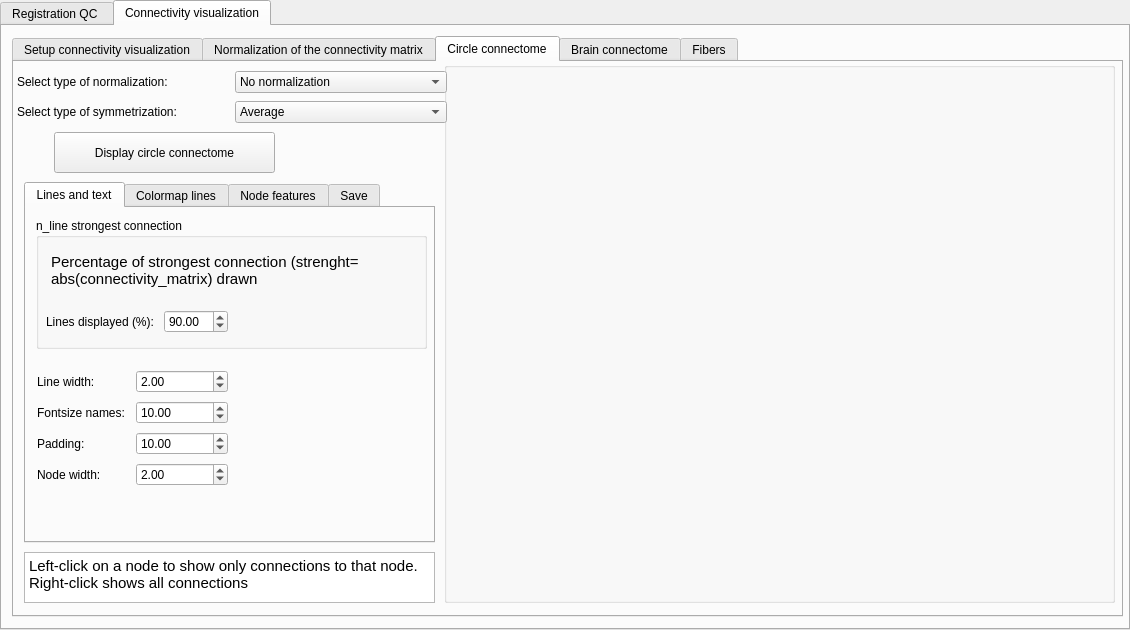
This is CONTINUITY_QC/interface_visualization.ui in elodiepiot/CONTINUITY_all as Qt 5 draws it before an edit. The edited form follows.
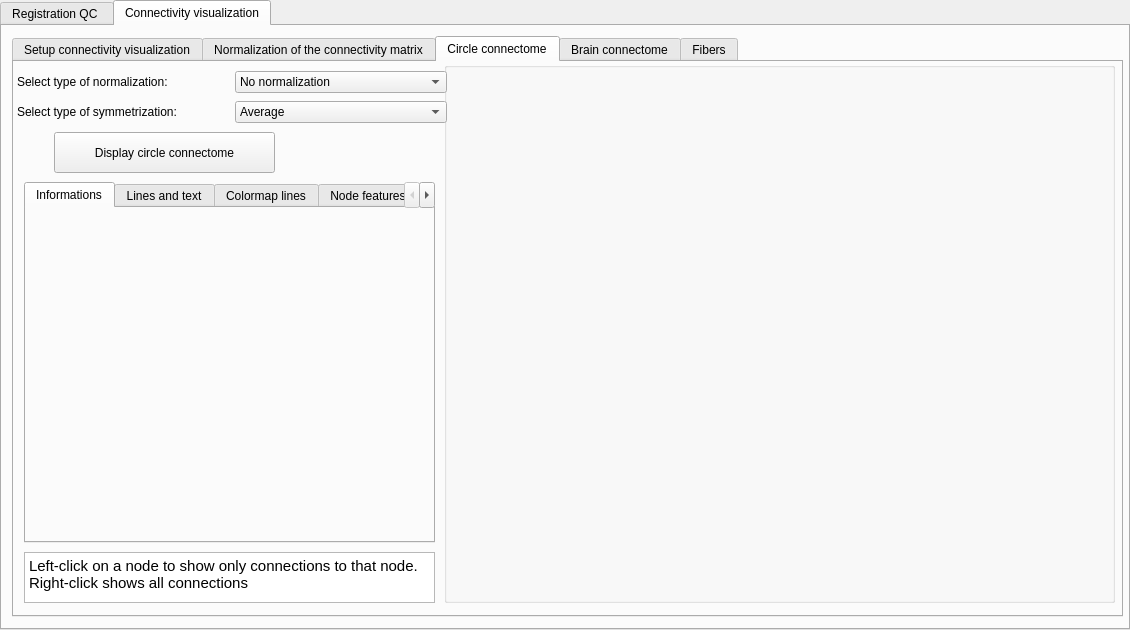
This is the edited form.

Commit message: ENH:display node and associated nodes

```diff
--- a/CONTINUITY_QC/interface_visualization.ui
+++ b/CONTINUITY_QC/interface_visualization.ui
@@ -1428,6 +1428,49 @@
       <property name="currentIndex">
        <number>0</number>
       </property>
+      <widget class="QWidget" name="tab_21">
+       <attribute name="title">
+        <string>Informations</string>
+       </attribute>
+       <widget class="QWidget" name="">
+        <property name="geometry">
+         <rect>
+          <x>10</x>
+          <y>10</y>
+          <width>391</width>
+          <height>321</height>
+         </rect>
+        </property>
+        <layout class="QVBoxLayout" name="verticalLayout_7">
+         <item>
+          <widget class="QLabel" name="clicked_nodes_label">
+           <property name="text">
+            <string/>
+           </property>
+          </widget>
+         </item>
+         <item>
+          <widget class="QTextEdit" name="nodes_associated_plainTextEdit">
+           <property name="styleSheet">
+            <string notr="true">QTextEdit {
+	background-color : transparent
+}</string>
+           </property>
+           <property name="readOnly">
+            <bool>true</bool>
+           </property>
+           <property name="html">
+            <string>&lt;!DOCTYPE HTML PUBLIC &quot;-//W3C//DTD HTML 4.0//EN&quot; &quot;http://www.w3.org/TR/REC-html40/strict.dtd&quot;&gt;
+&lt;html&gt;&lt;head&gt;&lt;meta name=&quot;qrichtext&quot; content=&quot;1&quot; /&gt;&lt;style type=&quot;text/css&quot;&gt;
+p, li { white-space: pre-wrap; }
+&lt;/style&gt;&lt;/head&gt;&lt;body style=&quot; font-family:'Ubuntu'; font-size:11pt; font-weight:400; font-style:normal;&quot;&gt;
+&lt;p style=&quot;-qt-paragraph-type:empty; margin-top:0px; margin-bottom:0px; margin-left:0px; margin-right:0px; -qt-block-indent:0; text-indent:0px;&quot;&gt;&lt;br /&gt;&lt;/p&gt;&lt;/body&gt;&lt;/html&gt;</string>
+           </property>
+          </widget>
+         </item>
+        </layout>
+       </widget>
+      </widget>
       <widget class="QWidget" name="tab_6">
        <attribute name="title">
         <string>Lines and text</string>
@@ -1499,7 +1542,7 @@
            <x>10</x>
            <y>30</y>
            <width>349</width>
-           <height>75</height>
+           <height>61</height>
           </rect>
          </property>
          <property name="styleSheet">
```
The commit also changes 1 other file.
